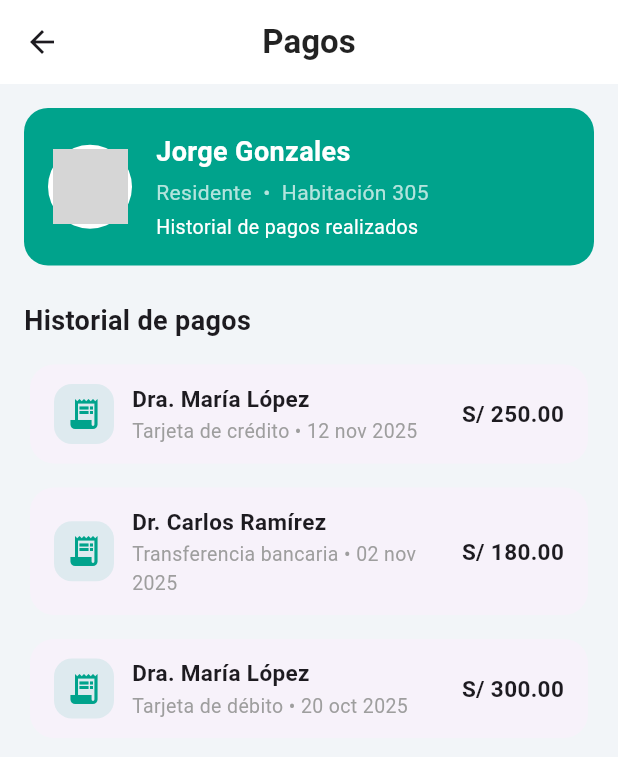
After one commit to DispositivosMoviles-1813-GrupoX/Vitalia-Flutter, a Flutter app: the HomeScreen screen opened by its route, after a tap on "Pagos", on a phone screen of 412 x 824 dp. The commit adds this screen. Shown: the top 757 px of the screen. Run offline on Flutter 3.47's test engine with Material 3 defaults, Android fonts, the phone set to English and light mode, and no system bars; our stand-ins replace flutter_riverpod, freezed_annotation, go_router, hooks_riverpod; grey boxes are pictures that could not be loaded.

Commit message:
Added ResidentPaymentsPage and integrated Payments quick action in HomeScreen

```diff
--- a/lib/src/features/auth/presentation/home_screen.dart
+++ b/lib/src/features/auth/presentation/home_screen.dart
@@ -1,5 +1,12 @@
 import 'package:flutter/material.dart';
 import 'package:flutter_riverpod/flutter_riverpod.dart';
+import '../application/auth_notifier.dart';
+
+import 'package:flutter/material.dart';
+import 'package:flutter_riverpod/flutter_riverpod.dart';
+
+// AJUSTA ESTE IMPORT SEGÚN TU NOMBRE DEL PROYECTO / RUTA
+import 'package:vitalia_flutter/src/features/payments/presentation/pages/resident_payments_page.dart';
 import '../application/auth_notifier.dart';
 
 class HomeScreen extends ConsumerWidget {
@@ -47,7 +54,7 @@ class HomeScreen extends ConsumerWidget {
               style: TextStyle(fontSize: 18, fontWeight: FontWeight.w600),
             ),
             const SizedBox(height: 12),
-            _quickActions(),
+            _quickActions(context), // 👈 PASAMOS CONTEXT AHORA
 
             const SizedBox(height: 24),
 
@@ -95,7 +102,7 @@ class HomeScreen extends ConsumerWidget {
     );
   }
 
-
+  // HEADER DEL RESIDENTE
   Widget _residentHeader() {
     return Container(
       padding: const EdgeInsets.all(18),
@@ -139,20 +146,43 @@ class HomeScreen extends ConsumerWidget {
     );
   }
 
-  Widget _quickActions() {
+
+  // ACCESO RÁPIDO
+  Widget _quickActions(BuildContext context) {
     return Row(
       mainAxisAlignment: MainAxisAlignment.spaceBetween,
       children: [
-        _actionItem(Icons.medical_information, "Historial"),
-        _actionItem(Icons.list_alt, "Reporte diario"),
-        _actionItem(Icons.emergency, "Emergencia"),
-        _actionItem(Icons.chat, "Chat"),
+        _actionItem(Icons.medical_information, "Historial", () {
+          // TODO
+        }),
+        _actionItem(Icons.list_alt, "Reporte diario", () {
+          // TODO
+        }),
+        _actionItem(Icons.emergency, "Emergencia", () {
+          // TODO
+        }),
+        _actionItem(Icons.chat, "Chat", () {
+          // TODO
+        }),
+
+        // 👇 NUEVO ITEM DE PAGOS
+        _actionItem(Icons.receipt_long, "Pagos", () {
+          Navigator.of(context).push(
+            MaterialPageRoute(
+              builder: (_) => const ResidentPaymentsPage(),
+            ),
+          );
+        }),
       ],
     );
   }
 
-  Widget _actionItem(IconData icon, String label) {
-    return Column(
+
+  // ITEM DEL ACCESO RÁPIDO (TOCABLE)
+  Widget _actionItem(IconData icon, String label, VoidCallback onTap) {
+    return GestureDetector(
+      onTap: onTap,
+      child: Column(
         children: [
           Container(
             padding: const EdgeInsets.all(14),
@@ -172,9 +202,12 @@ class HomeScreen extends ConsumerWidget {
           const SizedBox(height: 6),
           Text(label),
         ],
+      ),
     );
   }
 
+
+  // TARJETAS DE ESTADO
   Widget _statusCard({
     required String title,
     required String subtitle,
@@ -223,6 +256,8 @@ class HomeScreen extends ConsumerWidget {
     );
   }
 
+
+  // CARD DE MENSAJE
   Widget _messageCard() {
     return Container(
       padding: const EdgeInsets.all(16),
--- /dev/null
+++ b/lib/src/features/payments/presentation/pages/resident_payments_page.dart
@@ -0,0 +1,225 @@
+import 'package:flutter/material.dart';
+
+class ResidentPayment {
+  final String id;
+  final String doctorName;
+  final String method;
+  final String date;
+  final String amount;
+
+  const ResidentPayment({
+    required this.id,
+    required this.doctorName,
+    required this.method,
+    required this.date,
+    required this.amount,
+  });
+}
+
+class ResidentPaymentsPage extends StatelessWidget {
+  const ResidentPaymentsPage({super.key});
+
+  @override
+  Widget build(BuildContext context) {
+    // TODO: luego conectarás esto con tu capa de datos
+    const residentName = 'Jorge Gonzales';
+    const room = 'Habitación 305';
+
+    final payments = const [
+      ResidentPayment(
+        id: '1',
+        doctorName: 'Dra. María López',
+        method: 'Tarjeta de crédito',
+        date: '12 nov 2025',
+        amount: 'S/ 250.00',
+      ),
+      ResidentPayment(
+        id: '2',
+        doctorName: 'Dr. Carlos Ramírez',
+        method: 'Transferencia bancaria',
+        date: '02 nov 2025',
+        amount: 'S/ 180.00',
+      ),
+      ResidentPayment(
+        id: '3',
+        doctorName: 'Dra. María López',
+        method: 'Tarjeta de débito',
+        date: '20 oct 2025',
+        amount: 'S/ 300.00',
+      ),
+    ];
+
+    const primaryGreen = Color(0xFF00A38C);
+    const background = Color(0xFFF2F5F8);
+
+    return Scaffold(
+      backgroundColor: background,
+      appBar: AppBar(
+        backgroundColor: Colors.white,
+        elevation: 0,
+        centerTitle: true,
+        title: const Text(
+          'Pagos',
+          style: TextStyle(
+            color: Colors.black87,
+            fontWeight: FontWeight.w600,
+          ),
+        ),
+      ),
+      body: SingleChildScrollView(
+        padding: const EdgeInsets.all(16),
+        child: Column(
+          crossAxisAlignment: CrossAxisAlignment.start,
+          children: [
+            // Tarjeta principal similar al header de Vitalia
+            Container(
+              width: double.infinity,
+              padding: const EdgeInsets.all(16),
+              decoration: BoxDecoration(
+                color: primaryGreen,
+                borderRadius: BorderRadius.circular(16),
+              ),
+              child: Row(
+                children: [
+                  // Avatar
+                  CircleAvatar(
+                    radius: 28,
+                    backgroundColor: Colors.white,
+                    child: ClipOval(
+                      child: Image.asset(
+                        'assets/images/resident_avatar.png', // o el asset que uses
+                        fit: BoxFit.cover,
+                        width: 50,
+                        height: 50,
+                      ),
+                    ),
+                  ),
+                  const SizedBox(width: 16),
+                  // Info residente
+                  const Expanded(
+                    child: Column(
+                      crossAxisAlignment: CrossAxisAlignment.start,
+                      children: [
+                        Text(
+                          residentName,
+                          style: TextStyle(
+                            color: Colors.white,
+                            fontSize: 18,
+                            fontWeight: FontWeight.w700,
+                          ),
+                        ),
+                        SizedBox(height: 4),
+                        Text(
+                          'Residente  •  $room',
+                          style: TextStyle(
+                            color: Colors.white70,
+                            fontSize: 14,
+                          ),
+                        ),
+                        SizedBox(height: 4),
+                        Text(
+                          'Historial de pagos realizados',
+                          style: TextStyle(
+                            color: Colors.white,
+                            fontSize: 13,
+                          ),
+                        ),
+                      ],
+                    ),
+                  ),
+                ],
+              ),
+            ),
+
+            const SizedBox(height: 24),
+
+            const Text(
+              'Historial de pagos',
+              style: TextStyle(
+                fontSize: 18,
+                fontWeight: FontWeight.w600,
+              ),
+            ),
+            const SizedBox(height: 12),
+
+            ListView.separated(
+              shrinkWrap: true,
+              physics: const NeverScrollableScrollPhysics(),
+              itemCount: payments.length,
+              separatorBuilder: (_, __) => const SizedBox(height: 8),
+              itemBuilder: (context, index) {
+                final payment = payments[index];
+                return _ResidentPaymentCard(payment: payment);
+              },
+            ),
+          ],
+        ),
+      ),
+    );
+  }
+}
+
+class _ResidentPaymentCard extends StatelessWidget {
+  final ResidentPayment payment;
+
+  const _ResidentPaymentCard({required this.payment});
+
+  @override
+  Widget build(BuildContext context) {
+    const primaryGreen = Color(0xFF00A38C);
+
+    return Card(
+      elevation: 0,
+      shape: RoundedRectangleBorder(borderRadius: BorderRadius.circular(16)),
+      child: Padding(
+        padding: const EdgeInsets.symmetric(horizontal: 16, vertical: 12),
+        child: Row(
+          children: [
+            Container(
+              width: 40,
+              height: 40,
+              decoration: BoxDecoration(
+                color: primaryGreen.withOpacity(0.1),
+                borderRadius: BorderRadius.circular(12),
+              ),
+              child: const Icon(
+                Icons.receipt_long,
+                color: primaryGreen,
+              ),
+            ),
+            const SizedBox(width: 12),
+            Expanded(
+              child: Column(
+                crossAxisAlignment: CrossAxisAlignment.start,
+                children: [
+                  Text(
+                    payment.doctorName,
+                    style: const TextStyle(
+                      fontWeight: FontWeight.w600,
+                      fontSize: 15,
+                    ),
+                  ),
+                  const SizedBox(height: 2),
+                  Text(
+                    '${payment.method} • ${payment.date}',
+                    style: const TextStyle(
+                      color: Colors.grey,
+                      fontSize: 13,
+                    ),
+                  ),
+                ],
+              ),
+            ),
+            Text(
+              payment.amount,
+              style: const TextStyle(
+                fontWeight: FontWeight.w600,
+                fontSize: 15,
+              ),
+            ),
+          ],
+        ),
+      ),
+    );
+  }
+}
```
Also changed, not shown: pubspec.lock. Lines whose indentation alone changed are shown as unchanged.
